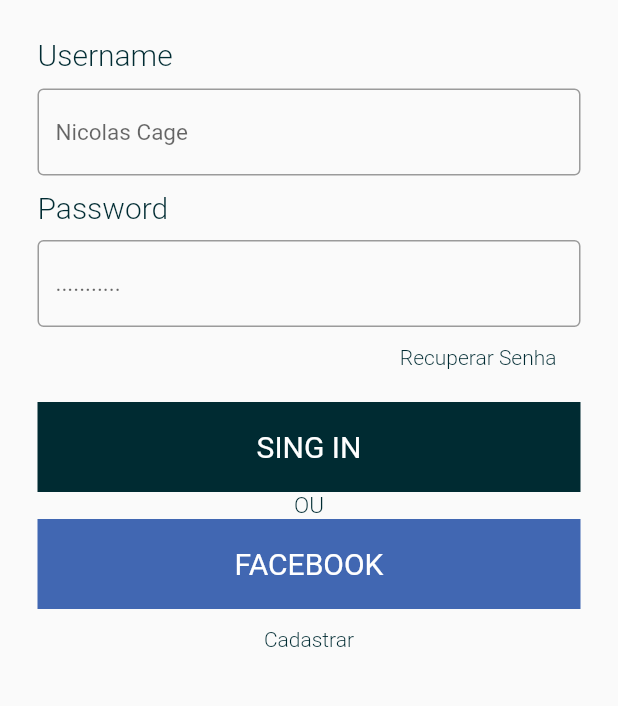
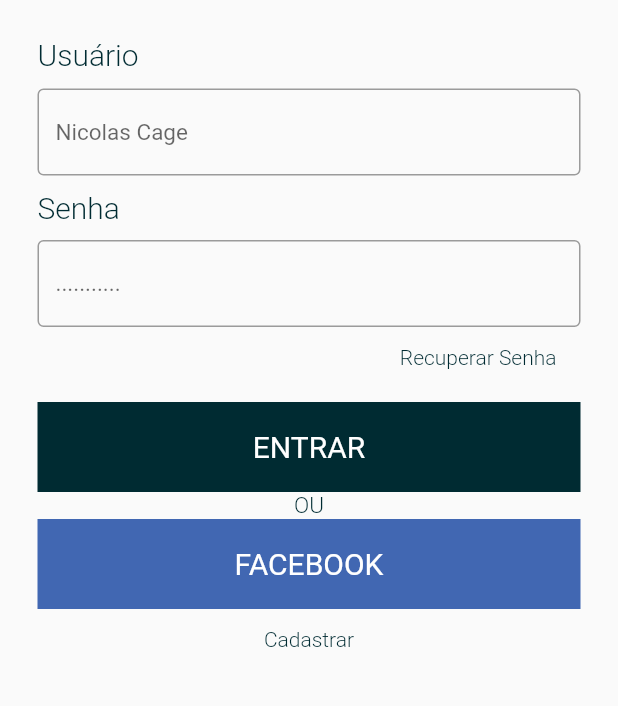
Before and after one commit to yuriyanguimaraes/fat-was, a Flutter app: the screen it shows after launch, on a phone screen of 412 x 824 dp, the part 210-916 px from its top. Run offline on Flutter 3.47's test engine with Material 2 defaults, Android fonts, the phone set to English and light mode, and no system bars.

Commit message:
correção idioma

```diff
--- a/lib/pages/login.dart
+++ b/lib/pages/login.dart
@@ -30,7 +30,7 @@ class Login extends StatelessWidget {
             //   invertType: true,
             // ),
             Text(
-              "Username",
+              "Usuário",
               style: TextStyle(
                 color: Color(0xFF002B32),
                 fontWeight: FontWeight.w300,
@@ -63,7 +63,7 @@ class Login extends StatelessWidget {
               height: 10,
             ),
             Text(
-              "Password",
+              "Senha",
               style: TextStyle(
                 color: Color(0xFF002B32),
                 fontWeight: FontWeight.w300,
@@ -120,7 +120,7 @@ class Login extends StatelessWidget {
                 child: FlatButton(
                   onPressed: (){},
                   child: Text(
-                    "SING IN",
+                    "ENTRAR",
                     style: TextStyle(
                       fontWeight: FontWeight.w400,
                       color: Colors.white,
```
